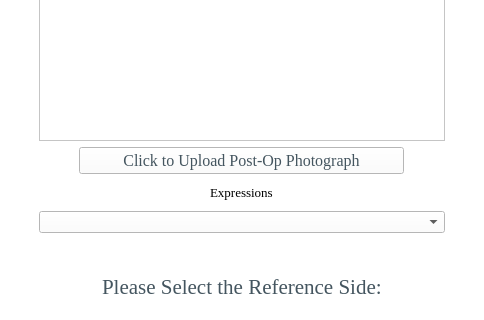
Above: uis/Single_Select.ui from MEA-Summer/Emotrics_Plus before the change; both pictures show x 0 to 484 and y 118 to 438 of the 484 by 550 pixel window. Below: the same form after it.
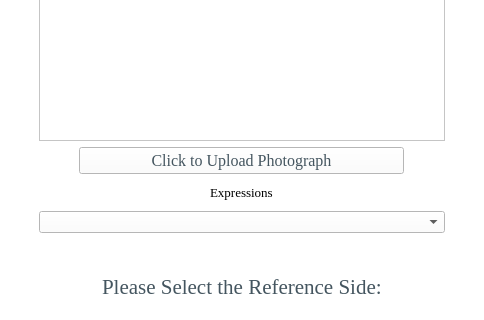
That is the form after the change. Icons and pictures are not drawn. Custom widgets are drawn as their Qt base class.

Diff of the .ui file:
```diff
--- a/uis/Single_Select.ui
+++ b/uis/Single_Select.ui
@@ -89,7 +89,7 @@
        <string notr="true">color: rgb(68, 85, 95);</string>
       </property>
       <property name="text">
-       <string>Click to Upload Post-Op Photograph</string>
+       <string>Click to Upload Photograph</string>
       </property>
      </widget>
     </item>
```
